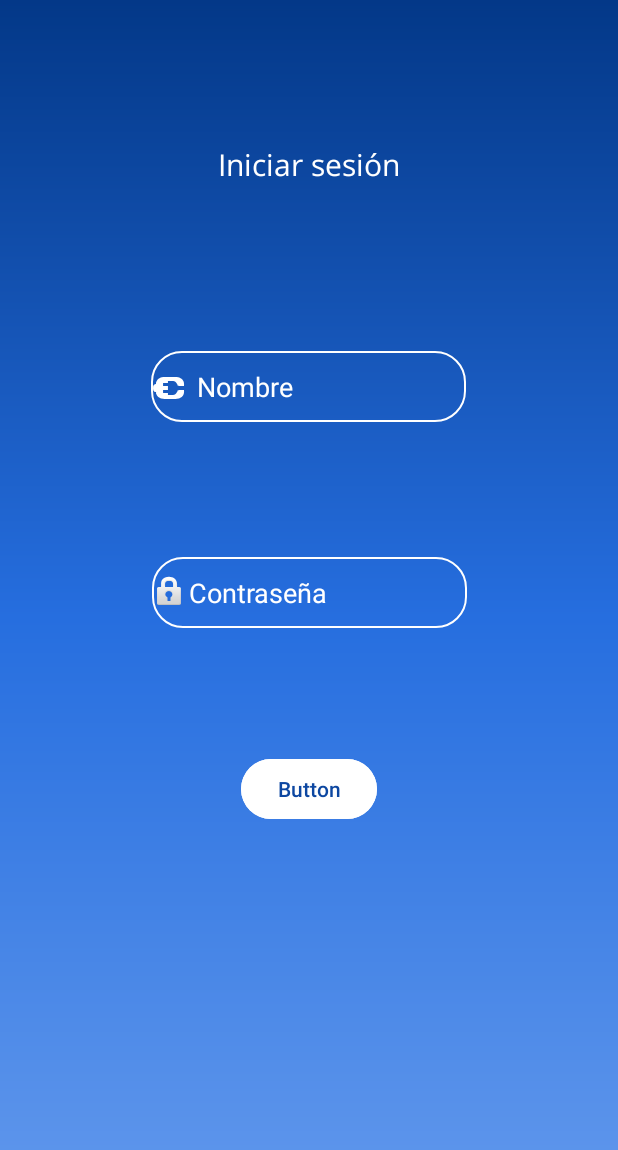
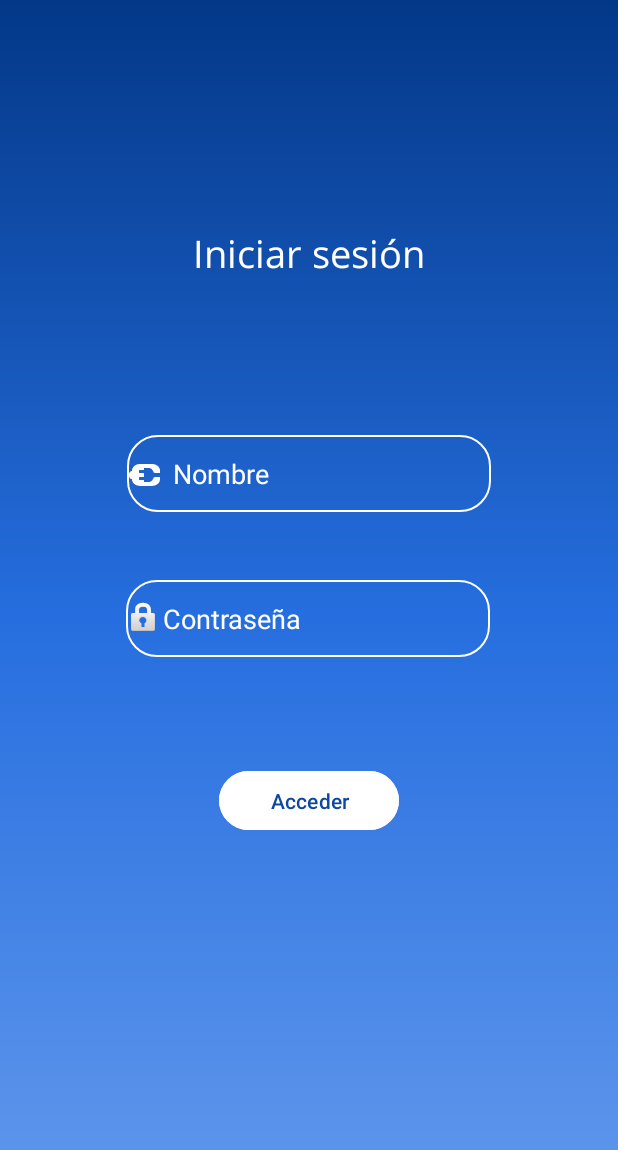
Before and after one commit to Brezker/pta_android, an Android app: the Login screen opened directly, with no data from a screen before it, on a phone screen of 412 x 824 dp. Shown: the top 1150 px of the screen. Run offline under Robolectric (Android 15) with nearby library versions, the phone set to English and light mode, and no system bars.

Commit message:
actualizacion de interfaz login

```diff
--- a/app/src/main/res/layout/activity_login.xml
+++ b/app/src/main/res/layout/activity_login.xml
@@ -7,6 +7,7 @@
     android:background="@drawable/background_gradient"
     tools:context=".Login">
 
+
     <TextView
         android:id="@+id/textView3"
         android:layout_width="wrap_content"
@@ -14,18 +15,18 @@
         android:fontFamily="@font/open_sans"
         android:text="Iniciar sesión"
         android:textColor="#FFFFFF"
-        android:textSize="20dp"
+        android:textSize="25dp"
         app:layout_constraintBottom_toBottomOf="parent"
         app:layout_constraintEnd_toEndOf="parent"
         app:layout_constraintStart_toStartOf="parent"
         app:layout_constraintTop_toTopOf="parent"
-        app:layout_constraintVertical_bias="0.12" />
+        app:layout_constraintVertical_bias="0.192" />
 
     <EditText
         android:id="@+id/edtNombreChec"
         style="@style/EditTextCustomStyle"
-        android:layout_width="211dp"
-        android:layout_height="47dp"
+        android:layout_width="244dp"
+        android:layout_height="51dp"
         android:drawableStart="@android:drawable/ic_lock_idle_charging"
         android:drawablePadding="6dp"
         android:drawableTint="#FFFFFF"
@@ -35,36 +36,34 @@
         android:textColorLink="#FFFFFF"
         app:layout_constraintBottom_toBottomOf="parent"
         app:layout_constraintEnd_toEndOf="parent"
-        app:layout_constraintHorizontal_bias="0.497"
         app:layout_constraintStart_toStartOf="parent"
         app:layout_constraintTop_toTopOf="parent"
-        app:layout_constraintVertical_bias="0.301" />
-
+        app:layout_constraintVertical_bias="0.375" />
 
     <EditText
         android:id="@+id/edtPassword"
         style="@style/EditTextCustomStyle"
-        android:layout_width="211dp"
-        android:layout_height="47dp"
+        android:layout_width="244dp"
+        android:layout_height="51dp"
         android:drawableLeft="@android:drawable/ic_lock_idle_lock"
         android:hint="Contraseña"
         android:paddingRight="10px"
         app:layout_constraintBottom_toBottomOf="parent"
         app:layout_constraintEnd_toEndOf="parent"
+        app:layout_constraintHorizontal_bias="0.497"
         app:layout_constraintStart_toStartOf="parent"
-        app:layout_constraintTop_toTopOf="parent"
-        app:layout_constraintVertical_bias="0.478" />
+        app:layout_constraintTop_toTopOf="parent" />
 
     <Button
-        android:id="@+id/button"
-        android:layout_width="wrap_content"
-        android:layout_height="wrap_content"
+        android:id="@+id/btnAccess"
+        android:layout_width="120dp"
+        android:layout_height="47dp"
         android:backgroundTint="#FFFFFF"
-        android:text="Button"
+        android:text="Acceder"
         android:textColor="#0D47A1"
         app:layout_constraintBottom_toBottomOf="parent"
         app:layout_constraintEnd_toEndOf="parent"
         app:layout_constraintStart_toStartOf="parent"
         app:layout_constraintTop_toTopOf="parent"
-        app:layout_constraintVertical_bias="0.647" />
+        app:layout_constraintVertical_bias="0.657" />
 </androidx.constraintlayout.widget.ConstraintLayout>
```
